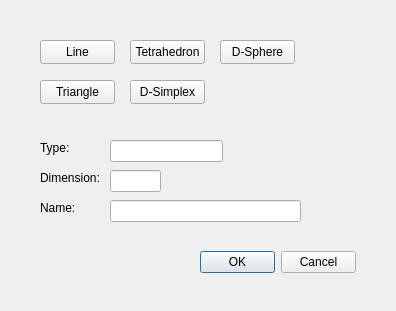
vvmarko/triangulator, file gui/SeedComplex.ui: the form before one commit.
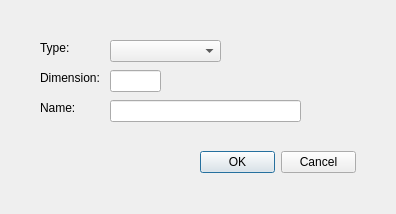
The form after the commit.

Commit message: GUI dialog box for seeding with a ComboBox

```diff
--- a/gui/SeedComplex.ui
+++ b/gui/SeedComplex.ui
@@ -7,33 +7,17 @@
     <x>0</x>
     <y>0</y>
     <width>396</width>
-    <height>311</height>
+    <height>214</height>
    </rect>
   </property>
   <property name="windowTitle">
    <string>SeedComplex</string>
   </property>
-  <widget class="QPushButton" name="btnTetrahedron">
-   <property name="geometry">
-    <rect>
-     <x>130</x>
-     <y>40</y>
-     <width>75</width>
-     <height>24</height>
-    </rect>
-   </property>
-   <property name="text">
-    <string>Tetrahedron</string>
-   </property>
-   <property name="flat">
-    <bool>false</bool>
-   </property>
-  </widget>
   <widget class="QDialogButtonBox" name="buttonBox">
    <property name="geometry">
     <rect>
      <x>200</x>
-     <y>250</y>
+     <y>150</y>
      <width>156</width>
      <height>24</height>
     </rect>
@@ -42,24 +26,11 @@
     <set>QDialogButtonBox::Cancel|QDialogButtonBox::Ok</set>
    </property>
   </widget>
-  <widget class="QPushButton" name="btnDSphere">
-   <property name="geometry">
-    <rect>
-     <x>220</x>
-     <y>40</y>
-     <width>75</width>
-     <height>24</height>
-    </rect>
-   </property>
-   <property name="text">
-    <string>D-Sphere</string>
-   </property>
-  </widget>
   <widget class="QLabel" name="label">
    <property name="geometry">
     <rect>
      <x>40</x>
-     <y>170</y>
+     <y>70</y>
      <width>71</width>
      <height>16</height>
     </rect>
@@ -72,7 +43,7 @@
    <property name="geometry">
     <rect>
      <x>110</x>
-     <y>170</y>
+     <y>70</y>
      <width>51</width>
      <height>22</height>
     </rect>
@@ -82,7 +53,7 @@
    <property name="geometry">
     <rect>
      <x>110</x>
-     <y>200</y>
+     <y>100</y>
      <width>191</width>
      <height>22</height>
     </rect>
@@ -92,7 +63,7 @@
    <property name="geometry">
     <rect>
      <x>40</x>
-     <y>200</y>
+     <y>100</y>
      <width>71</width>
      <height>16</height>
     </rect>
@@ -101,50 +72,11 @@
     <string>Name:</string>
    </property>
   </widget>
-  <widget class="QPushButton" name="btnLine">
-   <property name="geometry">
-    <rect>
-     <x>40</x>
-     <y>40</y>
-     <width>75</width>
-     <height>24</height>
-    </rect>
-   </property>
-   <property name="text">
-    <string>Line</string>
-   </property>
-  </widget>
-  <widget class="QPushButton" name="btnTriangle">
-   <property name="geometry">
-    <rect>
-     <x>40</x>
-     <y>80</y>
-     <width>75</width>
-     <height>24</height>
-    </rect>
-   </property>
-   <property name="text">
-    <string>Triangle</string>
-   </property>
-  </widget>
-  <widget class="QPushButton" name="btnDSimplex">
-   <property name="geometry">
-    <rect>
-     <x>130</x>
-     <y>80</y>
-     <width>75</width>
-     <height>24</height>
-    </rect>
-   </property>
-   <property name="text">
-    <string>D-Simplex</string>
-   </property>
-  </widget>
   <widget class="QLabel" name="label_3">
    <property name="geometry">
     <rect>
      <x>40</x>
-     <y>140</y>
+     <y>40</y>
      <width>49</width>
      <height>16</height>
     </rect>
@@ -153,12 +85,12 @@
     <string>Type:</string>
    </property>
   </widget>
-  <widget class="QLineEdit" name="leType">
+  <widget class="QComboBox" name="cbType">
    <property name="geometry">
     <rect>
      <x>110</x>
-     <y>140</y>
-     <width>113</width>
+     <y>40</y>
+     <width>111</width>
      <height>22</height>
     </rect>
    </property>
```
The commit also changes 5 other files.
